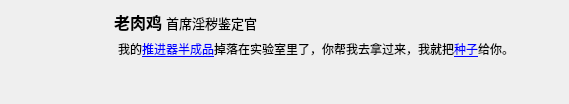
This is src/coeus/coeus_client_qt/dialogue_box.ui in AngryPowman/Coeus as Qt 5 draws it before an edit. The edited form follows.
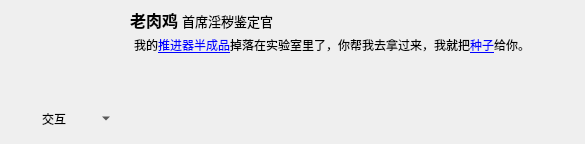
This is the edited form.

Commit message: [*] Adjusted NPCDialogueBox

```diff
--- a/src/coeus/coeus_client_qt/dialogue_box.ui
+++ b/src/coeus/coeus_client_qt/dialogue_box.ui
@@ -9,8 +9,8 @@
    <rect>
     <x>0</x>
     <y>0</y>
-    <width>569</width>
-    <height>104</height>
+    <width>585</width>
+    <height>144</height>
    </rect>
   </property>
   <property name="sizePolicy">
@@ -33,24 +33,21 @@
   <property name="autoFillBackground">
    <bool>true</bool>
   </property>
-  <property name="styleSheet">
-   <string notr="true"/>
-  </property>
   <layout class="QHBoxLayout" name="horizontalLayout">
    <property name="spacing">
     <number>2</number>
    </property>
    <property name="leftMargin">
-    <number>0</number>
+    <number>8</number>
    </property>
    <property name="topMargin">
-    <number>0</number>
+    <number>8</number>
    </property>
    <property name="rightMargin">
-    <number>0</number>
+    <number>8</number>
    </property>
    <property name="bottomMargin">
-    <number>0</number>
+    <number>8</number>
    </property>
    <item>
     <layout class="QVBoxLayout" name="verticalLayout_4">
@@ -73,6 +70,31 @@
        </property>
       </widget>
      </item>
+     <item>
+      <widget class="QToolButton" name="toolButton">
+       <property name="sizePolicy">
+        <sizepolicy hsizetype="Expanding" vsizetype="Fixed">
+         <horstretch>0</horstretch>
+         <verstretch>0</verstretch>
+        </sizepolicy>
+       </property>
+       <property name="text">
+        <string>交互</string>
+       </property>
+       <property name="checkable">
+        <bool>false</bool>
+       </property>
+       <property name="popupMode">
+        <enum>QToolButton::MenuButtonPopup</enum>
+       </property>
+       <property name="toolButtonStyle">
+        <enum>Qt::ToolButtonFollowStyle</enum>
+       </property>
+       <property name="autoRaise">
+        <bool>true</bool>
+       </property>
+      </widget>
+     </item>
      <item>
       <spacer name="verticalSpacer">
        <property name="orientation">
@@ -108,33 +130,35 @@
     <layout class="QVBoxLayout" name="verticalLayout_3">
      <item>
       <layout class="QVBoxLayout" name="verticalLayout">
-       <item>
-        <spacer name="verticalSpacer_2">
-         <property name="orientation">
-          <enum>Qt::Vertical</enum>
-         </property>
-         <property name="sizeType">
-          <enum>QSizePolicy::Fixed</enum>
-         </property>
-         <property name="sizeHint" stdset="0">
-          <size>
-           <width>20</width>
-           <height>10</height>
-          </size>
-         </property>
-        </spacer>
-       </item>
+       <property name="spacing">
+        <number>0</number>
+       </property>
        <item>
         <widget class="QLabel" name="lblName">
+         <property name="sizePolicy">
+          <sizepolicy hsizetype="Fixed" vsizetype="Fixed">
+           <horstretch>0</horstretch>
+           <verstretch>0</verstretch>
+          </sizepolicy>
+         </property>
          <property name="minimumSize">
           <size>
            <width>447</width>
            <height>18</height>
           </size>
          </property>
+         <property name="maximumSize">
+          <size>
+           <width>447</width>
+           <height>22</height>
+          </size>
+         </property>
          <property name="text">
           <string>&lt;html&gt;&lt;head/&gt;&lt;body&gt;&lt;p&gt;&lt;span style=&quot; font-size:12pt; font-weight:600;&quot;&gt;老肉鸡 &lt;/span&gt;&lt;span style=&quot; font-size:10pt;&quot;&gt;首席淫秽鉴定官&lt;/span&gt;&lt;/p&gt;&lt;/body&gt;&lt;/html&gt;</string>
          </property>
+         <property name="textFormat">
+          <enum>Qt::RichText</enum>
+         </property>
          <property name="scaledContents">
           <bool>true</bool>
          </property>
@@ -143,22 +167,32 @@
          </property>
         </widget>
        </item>
+       <item>
+        <spacer name="verticalSpacer_4">
+         <property name="orientation">
+          <enum>Qt::Vertical</enum>
+         </property>
+         <property name="sizeType">
+          <enum>QSizePolicy::Fixed</enum>
+         </property>
+         <property name="sizeHint" stdset="0">
+          <size>
+           <width>20</width>
+           <height>0</height>
+          </size>
+         </property>
+        </spacer>
+       </item>
       </layout>
      </item>
      <item>
       <widget class="QTextBrowser" name="txtContent">
        <property name="sizePolicy">
-        <sizepolicy hsizetype="Fixed" vsizetype="Expanding">
+        <sizepolicy hsizetype="Expanding" vsizetype="Expanding">
          <horstretch>0</horstretch>
          <verstretch>0</verstretch>
         </sizepolicy>
        </property>
-       <property name="minimumSize">
-        <size>
-         <width>445</width>
-         <height>36</height>
-        </size>
-       </property>
        <property name="maximumSize">
         <size>
          <width>445</width>
@@ -180,6 +214,15 @@
        <property name="frameShadow">
         <enum>QFrame::Plain</enum>
        </property>
+       <property name="verticalScrollBarPolicy">
+        <enum>Qt::ScrollBarAlwaysOff</enum>
+       </property>
+       <property name="horizontalScrollBarPolicy">
+        <enum>Qt::ScrollBarAlwaysOff</enum>
+       </property>
+       <property name="sizeAdjustPolicy">
+        <enum>QAbstractScrollArea::AdjustIgnored</enum>
+       </property>
        <property name="html">
         <string>&lt;!DOCTYPE HTML PUBLIC &quot;-//W3C//DTD HTML 4.0//EN&quot; &quot;http://www.w3.org/TR/REC-html40/strict.dtd&quot;&gt;
 &lt;html&gt;&lt;head&gt;&lt;meta name=&quot;qrichtext&quot; content=&quot;1&quot; /&gt;&lt;style type=&quot;text/css&quot;&gt;
@@ -187,27 +230,37 @@
 &lt;/style&gt;&lt;/head&gt;&lt;body style=&quot; font-family:'SimSun'; font-size:9pt; font-weight:400; font-style:normal;&quot;&gt;
 &lt;p style=&quot; margin-top:0px; margin-bottom:0px; margin-left:0px; margin-right:0px; -qt-block-indent:0; text-indent:0px;&quot;&gt;我的&lt;a href=&quot;#&quot;&gt;&lt;span style=&quot; text-decoration: underline; color:#0000ff;&quot;&gt;推进器半成品&lt;/span&gt;&lt;/a&gt;掉落在实验室里了，你帮我去拿过来，我就把&lt;a href=&quot;#&quot;&gt;&lt;span style=&quot; text-decoration: underline; color:#0000ff;&quot;&gt;种子&lt;/span&gt;&lt;/a&gt;给你。&lt;/p&gt;&lt;/body&gt;&lt;/html&gt;</string>
        </property>
+       <property name="openExternalLinks">
+        <bool>true</bool>
+       </property>
       </widget>
      </item>
      <item>
-      <layout class="QVBoxLayout" name="verticalLayout_2">
+      <spacer name="verticalSpacer_3">
+       <property name="orientation">
+        <enum>Qt::Vertical</enum>
+       </property>
+       <property name="sizeType">
+        <enum>QSizePolicy::Fixed</enum>
+       </property>
+       <property name="sizeHint" stdset="0">
+        <size>
+         <width>20</width>
+         <height>0</height>
+        </size>
+       </property>
+      </spacer>
+     </item>
+     <item>
+      <layout class="QVBoxLayout" name="linkLayout">
        <item>
-        <widget class="QFrame" name="frame">
+        <widget class="QWidget" name="linksWidget" native="true">
          <property name="sizePolicy">
           <sizepolicy hsizetype="Expanding" vsizetype="Expanding">
            <horstretch>0</horstretch>
            <verstretch>0</verstretch>
           </sizepolicy>
          </property>
-         <property name="frameShape">
-          <enum>QFrame::NoFrame</enum>
-         </property>
-         <property name="frameShadow">
-          <enum>QFrame::Plain</enum>
-         </property>
-         <property name="lineWidth">
-          <number>0</number>
-         </property>
         </widget>
        </item>
       </layout>
```
The commit also changes 11 other files.
